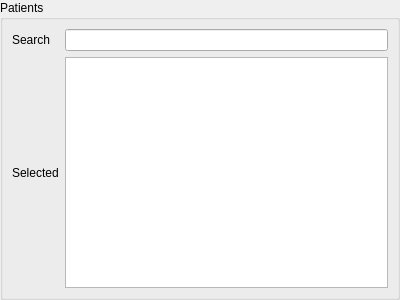
Above: plugins/agendaplugin/calendaritemeditorpatientmapper.ui from FreeHealth/freehealth before the change. Below: the same form after it.
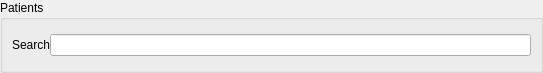
That is the form after the change. Custom widgets are drawn as their Qt base class.

Commit message: Agenda: - updating patient view in item edition

Diff of the .ui file:
```diff
--- a/plugins/agendaplugin/calendaritemeditorpatientmapper.ui
+++ b/plugins/agendaplugin/calendaritemeditorpatientmapper.ui
@@ -6,8 +6,8 @@
    <rect>
     <x>0</x>
     <y>0</y>
-    <width>400</width>
-    <height>300</height>
+    <width>543</width>
+    <height>73</height>
    </rect>
   </property>
   <property name="windowTitle">
@@ -25,8 +25,16 @@
      <property name="title">
       <string>Patients</string>
      </property>
-     <layout class="QGridLayout" name="gridLayout_5">
+     <layout class="QGridLayout" name="groupGridLayout">
+      <property name="spacing">
+       <number>5</number>
+      </property>
       <item row="0" column="0">
+       <layout class="QHBoxLayout" name="horizontalLayout">
+        <property name="spacing">
+         <number>0</number>
+        </property>
+        <item>
        <widget class="QLabel" name="label_4">
         <property name="maximumSize">
          <size>
@@ -39,7 +47,7 @@
         </property>
        </widget>
       </item>
-      <item row="0" column="1">
+        <item>
        <widget class="Patients::PatientLineEditCompleterSearch" name="searchPatient">
         <property name="minimumSize">
          <size>
@@ -55,15 +63,7 @@
         </property>
        </widget>
       </item>
-      <item row="1" column="1">
-       <widget class="QListView" name="selectedPatientView"/>
-      </item>
-      <item row="1" column="0">
-       <widget class="QLabel" name="label_11">
-        <property name="text">
-         <string>Selected</string>
-        </property>
-       </widget>
+       </layout>
       </item>
      </layout>
     </widget>
```
Lines whose indentation alone changed are shown as unchanged. The commit also changes 2 other files.
